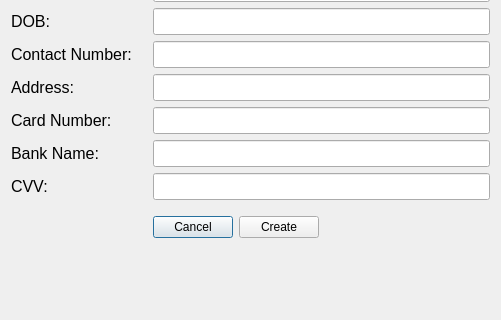
Before: the Qt Designer form UiFiles/newUserForm.ui in mdsakilkhan/CSC32200-Project, drawn with Qt 5; both pictures show x 0 to 501 and y 197 to 517 of the 501 by 517 pixel window.
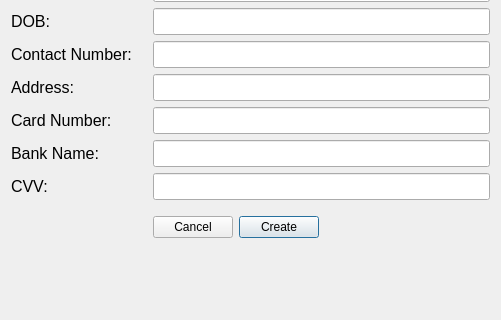
After: the same form once the commit is applied.

Diff of the .ui file:
```diff
--- a/UiFiles/newUserForm.ui
+++ b/UiFiles/newUserForm.ui
@@ -300,6 +300,9 @@
        <property name="text">
         <string>Cancel</string>
        </property>
+       <property name="autoDefault">
+        <bool>false</bool>
+       </property>
       </widget>
      </item>
      <item>
```
